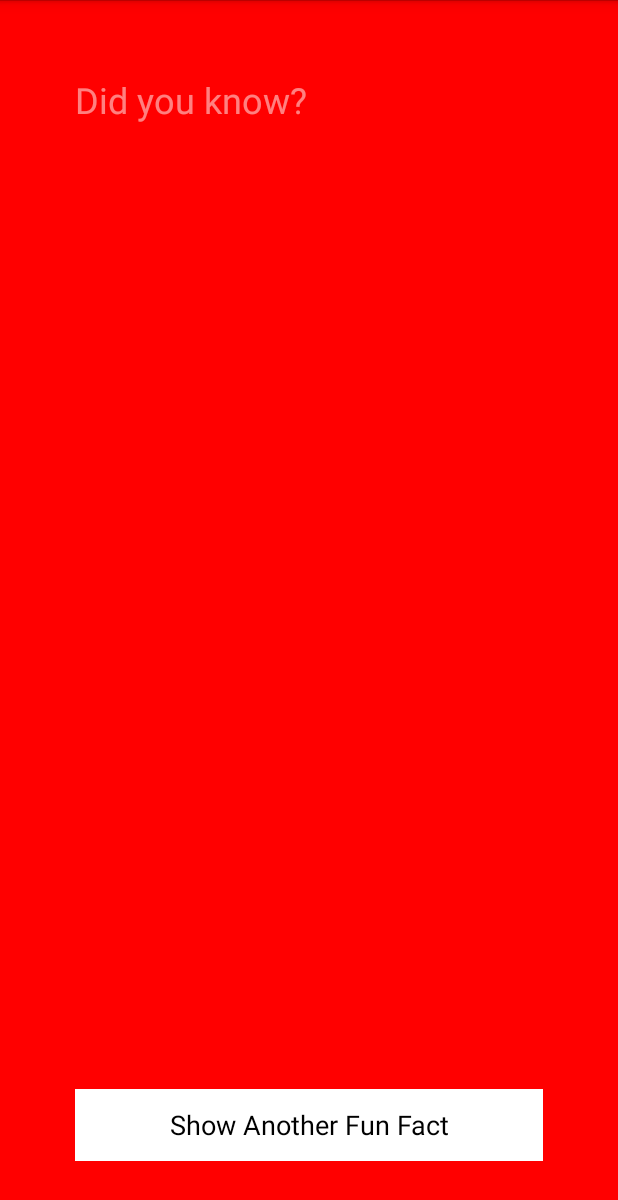
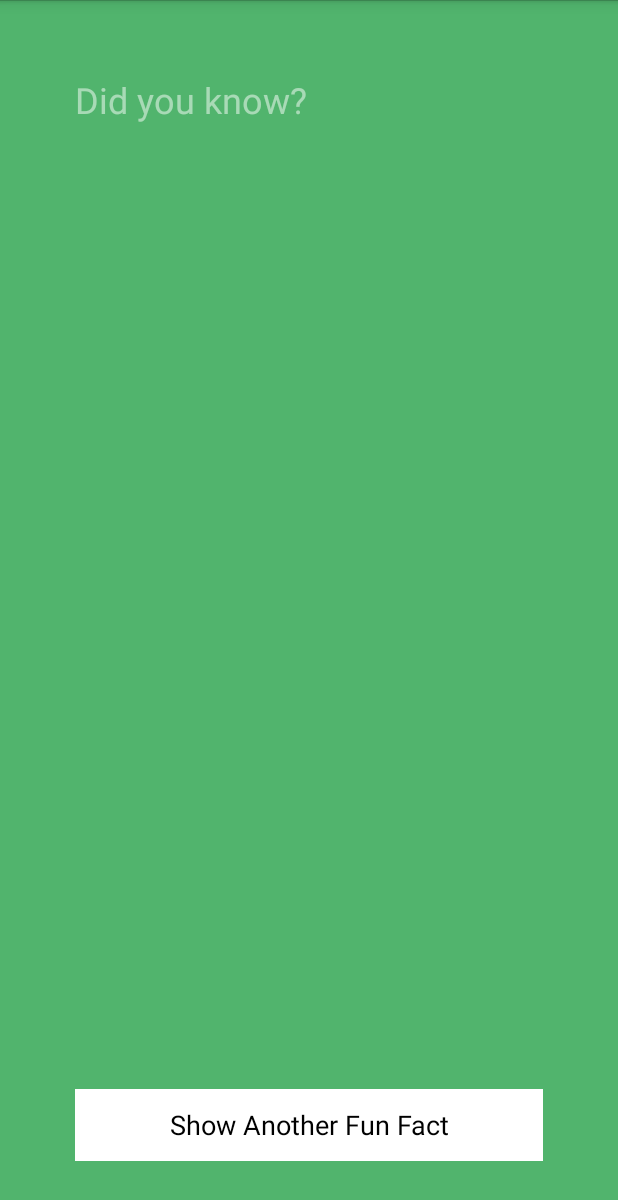
Before and after one commit to IbraDirir/FunFactsApp, an Android app: the screen it shows after launch (FunFactsActivity), after a tap on "Show Another Fun Fact", on a phone screen of 412 x 824 dp. Shown: the top 1200 px of the screen. Run offline under Robolectric (Android 15) with nearby library versions, the phone set to English and light mode, and no system bars.

Commit message:
cleared some errors

```diff
--- a/app/src/main/java/com/moringaschool/funfacts/FunFactsActivity.java
+++ b/app/src/main/java/com/moringaschool/funfacts/FunFactsActivity.java
@@ -23,17 +23,16 @@ public class FunFactsActivity extends Activity {
 
         super.onCreate(savedInstanceState);
         setContentView(R.layout.activity_fun_facts);
-    // declare our view variable and assign them the views from the layout files
+    // Declare our view variable and assign them the views from the layout files
         final TextView factLabel = (TextView) findViewById(R.id.factTextView);
         Button showFactButton = (Button) findViewById(R.id.showFactButton);
-        final RelativeLayout relativeLayout = (RelativeLayout) findViewById(R.id.relativeLayout);
-        View.OnClickListener listener = new View.OnClickListener() {
+        View.OnClickListener listener  = new View.OnClickListener() {
             @Override
             public void onClick(View view) {
-                String fact = mFactBoook.getFact();
+
              //Update the label with our dynamic fact
-                factLabel.setText(fact);
-                relativeLayout.setBackgroundColor(Color.RED);
+                factLabel.setText("");
+
 
             }
         };
```
Also changed, not shown: app/src/main/java/com/moringaschool/funfacts/ColorWheel.java (added, +8 -0 lines), app/src/main/java/com/moringaschool/funfacts/FactBook.java (+7 -8 lines).
